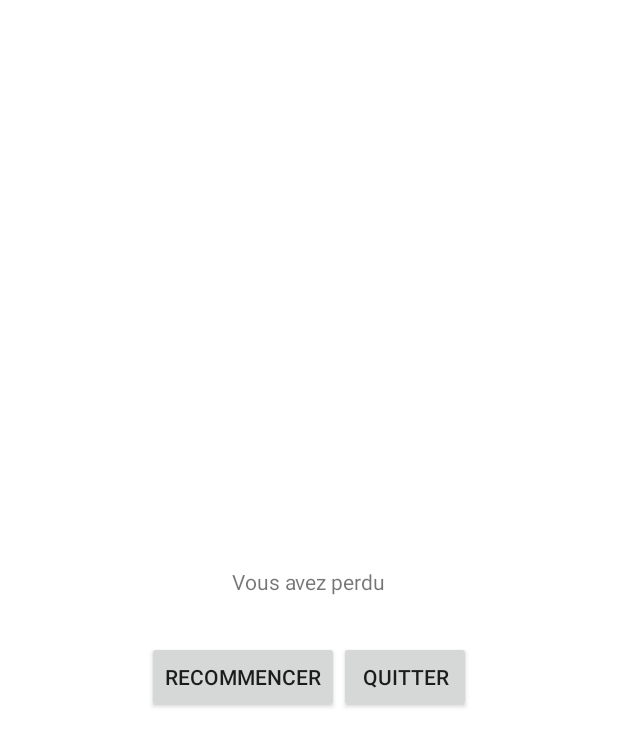
After one commit to SamirToularhmine/TaquinGLES, an Android app: the layout popup.xml on its own in the app's theme, with its tools: preview values and no code run, on a phone screen of 412 x 824 dp. The commit adds this screen. Shown: the top 747 px of the screen. Run offline under Robolectric (Android 15) with nearby library versions, the phone set to English and light mode, and no system bars.

Commit message:
début de la popup

```diff
--- a/app/src/main/java/fr/univ/taquingles/MenuPrincipalActivity.java
+++ b/app/src/main/java/fr/univ/taquingles/MenuPrincipalActivity.java
@@ -40,7 +40,7 @@ public class MenuPrincipalActivity extends AppCompatActivity {
         if (idSelectedNiveau == R.id.radioButton_moyen){
             counter = 60 * 5; // 5 minutes
         }else if(idSelectedNiveau == R.id.radioButton_difficile){
-            counter = 60;
+            counter = 5;
         }
 
         i.putExtra("COUNTER", counter);
--- a/app/src/main/res/layout/activity_jeu.xml
+++ b/app/src/main/res/layout/activity_jeu.xml
@@ -21,7 +21,6 @@
             android:id="@+id/chrono"
             android:layout_width="wrap_content"
             android:layout_height="match_parent"
-            android:text="20:00"
             android:countDown="true"/>
         <Button
             android:id="@+id/close"
--- /dev/null
+++ b/app/src/main/res/layout/popup.xml
@@ -0,0 +1,37 @@
+<?xml version="1.0" encoding="utf-8"?>
+<LinearLayout xmlns:android="http://schemas.android.com/apk/res/android"
+    android:layout_width="match_parent"
+    android:layout_height="match_parent"
+    android:orientation="vertical"
+    android:gravity="center"
+    android:background="#FFFFFF"
+
+    >
+
+    <TextView
+        android:id="@+id/textPopup"
+        android:layout_width="wrap_content"
+        android:layout_height="wrap_content"
+        android:layout_margin="30dp"
+        android:text="Vous avez perdu"
+        />
+
+    <LinearLayout
+        android:layout_width="wrap_content"
+        android:layout_height="wrap_content"
+        android:orientation="horizontal">
+
+        <Button
+            android:layout_width="wrap_content"
+            android:layout_height="wrap_content"
+            android:text="Recommencer"
+            />
+
+        <Button
+            android:layout_width="wrap_content"
+            android:layout_height="wrap_content"
+            android:text="Quitter"
+            android:onClick="Quitter"
+            />
+    </LinearLayout>
+</LinearLayout>
```
Also changed, not shown: app/src/main/java/fr/univ/taquingles/OpenGLES20Activity.java (+47 -2 lines).
